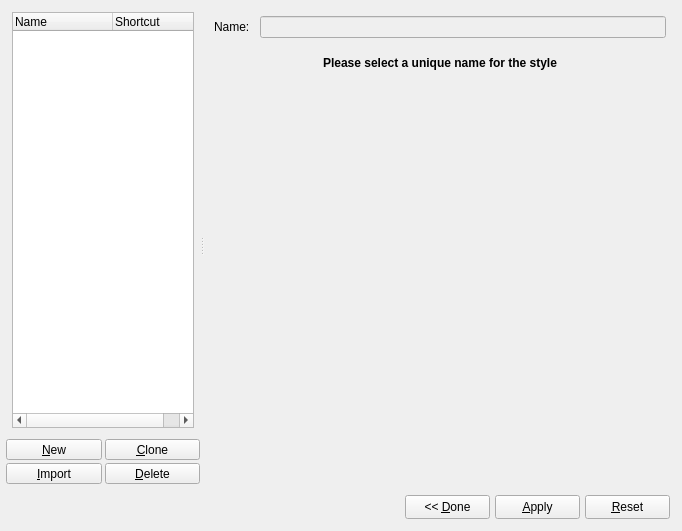
Before: the Qt Designer form scribus/stylemanager.ui in scribusproject/scribus, drawn with Qt 5.
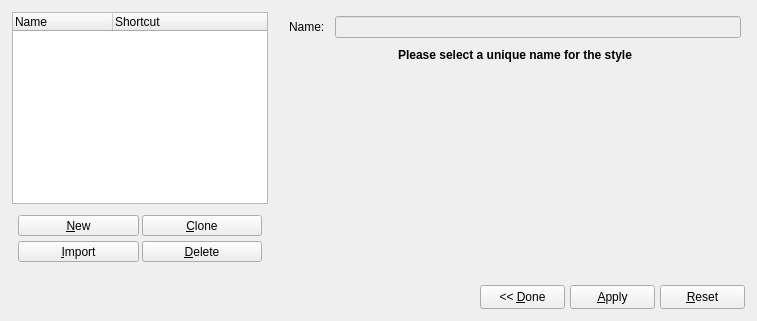
After: the same form once the commit is applied. Custom widgets are drawn as their Qt base class.

Commit message: SM: layouts and sizes fixes in progress; #6100: Drop down lists for fontface and font style are too smal

The edit to the form file:
```diff
--- a/scribus/stylemanager.ui
+++ b/scribus/stylemanager.ui
@@ -1,29 +1,15 @@
 <ui version="4.0" >
  <class>StyleManager</class>
- <widget class="ScrPaletteBase" name="StyleManager" >
+ <widget class="QDialog" name="StyleManager" >
   <property name="enabled" >
    <bool>true</bool>
   </property>
-  <property name="geometry" >
-   <rect>
-    <x>0</x>
-    <y>0</y>
-    <width>682</width>
-    <height>531</height>
-   </rect>
-  </property>
   <property name="sizePolicy" >
-   <sizepolicy vsizetype="MinimumExpanding" hsizetype="MinimumExpanding" >
+   <sizepolicy vsizetype="Preferred" hsizetype="MinimumExpanding" >
     <horstretch>0</horstretch>
     <verstretch>0</verstretch>
    </sizepolicy>
   </property>
-  <property name="minimumSize" >
-   <size>
-    <width>0</width>
-    <height>0</height>
-   </size>
-  </property>
   <layout class="QGridLayout" >
    <property name="leftMargin" >
     <number>6</number>
@@ -43,232 +29,24 @@
    <property name="verticalSpacing" >
     <number>5</number>
    </property>
-   <item row="1" column="0" >
-    <layout class="QHBoxLayout" >
-     <property name="spacing" >
-      <number>5</number>
-     </property>
-     <property name="leftMargin" >
-      <number>6</number>
-     </property>
-     <property name="topMargin" >
-      <number>6</number>
-     </property>
-     <property name="rightMargin" >
-      <number>6</number>
-     </property>
-     <property name="bottomMargin" >
-      <number>6</number>
-     </property>
-     <item>
-      <spacer>
-       <property name="orientation" >
-        <enum>Qt::Horizontal</enum>
-       </property>
-       <property name="sizeType" >
-        <enum>QSizePolicy::Expanding</enum>
-       </property>
-       <property name="sizeHint" >
-        <size>
-         <width>0</width>
-         <height>20</height>
-        </size>
-       </property>
-      </spacer>
-     </item>
-     <item>
-      <widget class="QToolButton" name="okButton" >
-       <property name="sizePolicy" >
-        <sizepolicy vsizetype="Fixed" hsizetype="Preferred" >
-         <horstretch>0</horstretch>
-         <verstretch>0</verstretch>
-        </sizepolicy>
-       </property>
-       <property name="minimumSize" >
-        <size>
-         <width>85</width>
-         <height>24</height>
-        </size>
-       </property>
-       <property name="text" >
-        <string>&lt;&lt; &amp;Done</string>
-       </property>
-       <property name="shortcut" >
-        <string>Alt+D</string>
-       </property>
-      </widget>
-     </item>
-     <item>
-      <widget class="QToolButton" name="applyButton" >
-       <property name="sizePolicy" >
-        <sizepolicy vsizetype="Fixed" hsizetype="Preferred" >
-         <horstretch>0</horstretch>
-         <verstretch>0</verstretch>
-        </sizepolicy>
-       </property>
-       <property name="minimumSize" >
-        <size>
-         <width>85</width>
-         <height>24</height>
-        </size>
-       </property>
-       <property name="text" >
-        <string>&amp;Apply</string>
-       </property>
-       <property name="shortcut" >
-        <string>Alt+A</string>
-       </property>
-      </widget>
-     </item>
-     <item>
-      <widget class="QToolButton" name="resetButton" >
-       <property name="sizePolicy" >
-        <sizepolicy vsizetype="Fixed" hsizetype="Preferred" >
-         <horstretch>0</horstretch>
-         <verstretch>0</verstretch>
-        </sizepolicy>
-       </property>
-       <property name="minimumSize" >
-        <size>
-         <width>85</width>
-         <height>24</height>
-        </size>
-       </property>
-       <property name="text" >
-        <string>&amp;Reset</string>
-       </property>
-       <property name="shortcut" >
-        <string>Alt+R</string>
-       </property>
-      </widget>
-     </item>
-    </layout>
-   </item>
    <item row="0" column="0" >
-    <widget class="QFrame" name="frame9" >
-     <property name="frameShape" >
-      <enum>QFrame::Box</enum>
-     </property>
-     <property name="frameShadow" >
-      <enum>QFrame::Plain</enum>
-     </property>
-     <property name="lineWidth" >
-      <number>0</number>
-     </property>
-     <layout class="QGridLayout" >
-      <property name="leftMargin" >
-       <number>0</number>
-      </property>
-      <property name="topMargin" >
-       <number>0</number>
-      </property>
-      <property name="rightMargin" >
-       <number>0</number>
-      </property>
-      <property name="bottomMargin" >
-       <number>0</number>
-      </property>
-      <property name="horizontalSpacing" >
-       <number>0</number>
-      </property>
-      <property name="verticalSpacing" >
-       <number>0</number>
-      </property>
-      <item row="0" column="0" >
-       <widget class="QSplitter" name="splitter" >
-        <property name="minimumSize" >
-         <size>
-          <width>668</width>
-          <height>67</height>
-         </size>
-        </property>
-        <property name="frameShape" >
-         <enum>QFrame::NoFrame</enum>
-        </property>
-        <property name="frameShadow" >
-         <enum>QFrame::Plain</enum>
-        </property>
-        <property name="orientation" >
-         <enum>Qt::Horizontal</enum>
-        </property>
-        <widget class="QFrame" name="leftFrame" >
-         <property name="sizePolicy" >
-          <sizepolicy vsizetype="Preferred" hsizetype="Minimum" >
-           <horstretch>0</horstretch>
-           <verstretch>0</verstretch>
-          </sizepolicy>
-         </property>
-         <property name="minimumSize" >
-          <size>
-           <width>190</width>
-           <height>0</height>
-          </size>
-         </property>
-         <property name="maximumSize" >
-          <size>
-           <width>32767</width>
-           <height>32767</height>
-          </size>
-         </property>
-         <property name="frameShape" >
-          <enum>QFrame::NoFrame</enum>
-         </property>
-         <property name="frameShadow" >
-          <enum>QFrame::Plain</enum>
-         </property>
-         <property name="lineWidth" >
-          <number>0</number>
-         </property>
          <layout class="QVBoxLayout" >
           <property name="spacing" >
-           <number>0</number>
+      <number>5</number>
           </property>
           <property name="leftMargin" >
-           <number>0</number>
+      <number>6</number>
           </property>
           <property name="topMargin" >
-           <number>0</number>
+      <number>6</number>
           </property>
           <property name="rightMargin" >
-           <number>0</number>
+      <number>6</number>
           </property>
           <property name="bottomMargin" >
-           <number>0</number>
+      <number>6</number>
           </property>
           <item>
-           <widget class="QFrame" name="styleViewFrame" >
-            <property name="sizePolicy" >
-             <sizepolicy vsizetype="MinimumExpanding" hsizetype="Preferred" >
-              <horstretch>0</horstretch>
-              <verstretch>0</verstretch>
-             </sizepolicy>
-            </property>
-            <property name="frameShape" >
-             <enum>QFrame::NoFrame</enum>
-            </property>
-            <property name="frameShadow" >
-             <enum>QFrame::Plain</enum>
-            </property>
-            <layout class="QGridLayout" >
-             <property name="leftMargin" >
-              <number>6</number>
-             </property>
-             <property name="topMargin" >
-              <number>6</number>
-             </property>
-             <property name="rightMargin" >
-              <number>6</number>
-             </property>
-             <property name="bottomMargin" >
-              <number>6</number>
-             </property>
-             <property name="horizontalSpacing" >
-              <number>5</number>
-             </property>
-             <property name="verticalSpacing" >
-              <number>5</number>
-             </property>
-             <item row="0" column="0" >
               <widget class="StyleView" name="styleView" >
                <property name="contextMenuPolicy" >
                 <enum>Qt::CustomContextMenu</enum>
@@ -276,6 +54,9 @@
                <property name="alternatingRowColors" >
                 <bool>true</bool>
                </property>
+       <property name="allColumnsShowFocus" >
+        <bool>true</bool>
+       </property>
                <column>
                 <property name="text" >
                  <string>Name</string>
@@ -288,26 +69,55 @@
                </column>
               </widget>
              </item>
-            </layout>
-           </widget>
-          </item>
           <item>
-           <spacer>
-            <property name="orientation" >
-             <enum>Qt::Vertical</enum>
-            </property>
-            <property name="sizeType" >
-             <enum>QSizePolicy::Fixed</enum>
-            </property>
-            <property name="sizeHint" >
+      <widget class="QFrame" name="leftFrame" >
+       <property name="sizePolicy" >
+        <sizepolicy vsizetype="Preferred" hsizetype="Minimum" >
+         <horstretch>0</horstretch>
+         <verstretch>0</verstretch>
+        </sizepolicy>
+       </property>
+       <property name="minimumSize" >
+        <size>
+         <width>190</width>
+         <height>0</height>
+        </size>
+       </property>
+       <property name="maximumSize" >
              <size>
-              <width>20</width>
-              <height>5</height>
-             </size>
-            </property>
-           </spacer>
-          </item>
-          <item>
+         <width>32767</width>
+         <height>32767</height>
+        </size>
+       </property>
+       <property name="frameShape" >
+        <enum>QFrame::NoFrame</enum>
+       </property>
+       <property name="frameShadow" >
+        <enum>QFrame::Plain</enum>
+       </property>
+       <property name="lineWidth" >
+        <number>0</number>
+       </property>
+       <layout class="QGridLayout" >
+        <property name="leftMargin" >
+         <number>6</number>
+        </property>
+        <property name="topMargin" >
+         <number>6</number>
+        </property>
+        <property name="rightMargin" >
+         <number>6</number>
+        </property>
+        <property name="bottomMargin" >
+         <number>6</number>
+        </property>
+        <property name="horizontalSpacing" >
+         <number>5</number>
+        </property>
+        <property name="verticalSpacing" >
+         <number>5</number>
+        </property>
+        <item row="0" column="0" >
            <layout class="QHBoxLayout" >
             <property name="spacing" >
              <number>3</number>
@@ -385,23 +195,7 @@
             </item>
            </layout>
           </item>
-          <item>
-           <spacer>
-            <property name="orientation" >
-             <enum>Qt::Vertical</enum>
-            </property>
-            <property name="sizeType" >
-             <enum>QSizePolicy::Fixed</enum>
-            </property>
-            <property name="sizeHint" >
-             <size>
-              <width>20</width>
-              <height>3</height>
-             </size>
-            </property>
-           </spacer>
-          </item>
-          <item>
+        <item row="1" column="0" >
            <layout class="QHBoxLayout" >
             <property name="spacing" >
              <number>3</number>
@@ -454,6 +248,10 @@
           </item>
          </layout>
         </widget>
+     </item>
+    </layout>
+   </item>
+   <item row="0" column="1" >
         <widget class="QFrame" name="rightFrame" >
          <property name="minimumSize" >
           <size>
@@ -583,7 +381,7 @@
              <item>
               <widget class="QFrame" name="mainFrame" >
                <property name="sizePolicy" >
-                <sizepolicy vsizetype="Preferred" hsizetype="Expanding" >
+            <sizepolicy vsizetype="MinimumExpanding" hsizetype="Preferred" >
                  <horstretch>0</horstretch>
                  <verstretch>0</verstretch>
                 </sizepolicy>
@@ -595,21 +393,112 @@
           </item>
          </layout>
         </widget>
-       </widget>
-      </item>
-     </layout>
-    </widget>
+   </item>
+   <item row="1" column="0" colspan="2" >
+    <layout class="QHBoxLayout" >
+     <property name="spacing" >
+      <number>5</number>
+     </property>
+     <property name="leftMargin" >
+      <number>6</number>
+     </property>
+     <property name="topMargin" >
+      <number>6</number>
+     </property>
+     <property name="rightMargin" >
+      <number>6</number>
+     </property>
+     <property name="bottomMargin" >
+      <number>6</number>
+     </property>
+     <item>
+      <spacer>
+       <property name="orientation" >
+        <enum>Qt::Horizontal</enum>
+       </property>
+       <property name="sizeType" >
+        <enum>QSizePolicy::Expanding</enum>
+       </property>
+       <property name="sizeHint" >
+        <size>
+         <width>0</width>
+         <height>20</height>
+        </size>
+       </property>
+      </spacer>
+     </item>
+     <item>
+      <widget class="QToolButton" name="okButton" >
+       <property name="sizePolicy" >
+        <sizepolicy vsizetype="Fixed" hsizetype="Preferred" >
+         <horstretch>0</horstretch>
+         <verstretch>0</verstretch>
+        </sizepolicy>
+       </property>
+       <property name="minimumSize" >
+        <size>
+         <width>85</width>
+         <height>24</height>
+        </size>
+       </property>
+       <property name="text" >
+        <string>&lt;&lt; &amp;Done</string>
+       </property>
+       <property name="shortcut" >
+        <string>Alt+D</string>
+       </property>
+      </widget>
+     </item>
+     <item>
+      <widget class="QToolButton" name="applyButton" >
+       <property name="sizePolicy" >
+        <sizepolicy vsizetype="Fixed" hsizetype="Preferred" >
+         <horstretch>0</horstretch>
+         <verstretch>0</verstretch>
+        </sizepolicy>
+       </property>
+       <property name="minimumSize" >
+        <size>
+         <width>85</width>
+         <height>24</height>
+        </size>
+       </property>
+       <property name="text" >
+        <string>&amp;Apply</string>
+       </property>
+       <property name="shortcut" >
+        <string>Alt+A</string>
+       </property>
+      </widget>
+     </item>
+     <item>
+      <widget class="QToolButton" name="resetButton" >
+       <property name="sizePolicy" >
+        <sizepolicy vsizetype="Fixed" hsizetype="Preferred" >
+         <horstretch>0</horstretch>
+         <verstretch>0</verstretch>
+        </sizepolicy>
+       </property>
+       <property name="minimumSize" >
+        <size>
+         <width>85</width>
+         <height>24</height>
+        </size>
+       </property>
+       <property name="text" >
+        <string>&amp;Reset</string>
+       </property>
+       <property name="shortcut" >
+        <string>Alt+R</string>
+       </property>
+      </widget>
+     </item>
+    </layout>
    </item>
   </layout>
  </widget>
  <layoutdefault spacing="6" margin="11" />
  <customwidgets>
-  <customwidget>
-   <class>ScrPaletteBase</class>
-   <extends>QWidget</extends>
-   <header>scrpalettebase.h</header>
-   <container>1</container>
-  </customwidget>
   <customwidget>
    <class>StyleView</class>
    <extends>QTreeWidget</extends>
```
Lines whose indentation alone changed are shown as unchanged. The commit also changes 6 other files.
